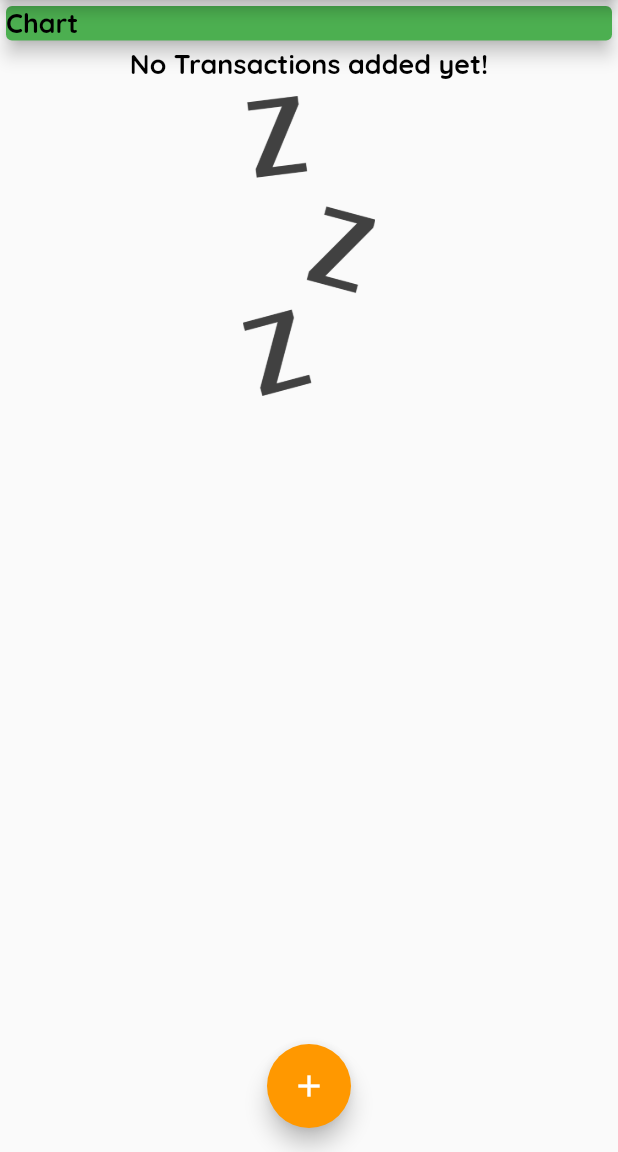
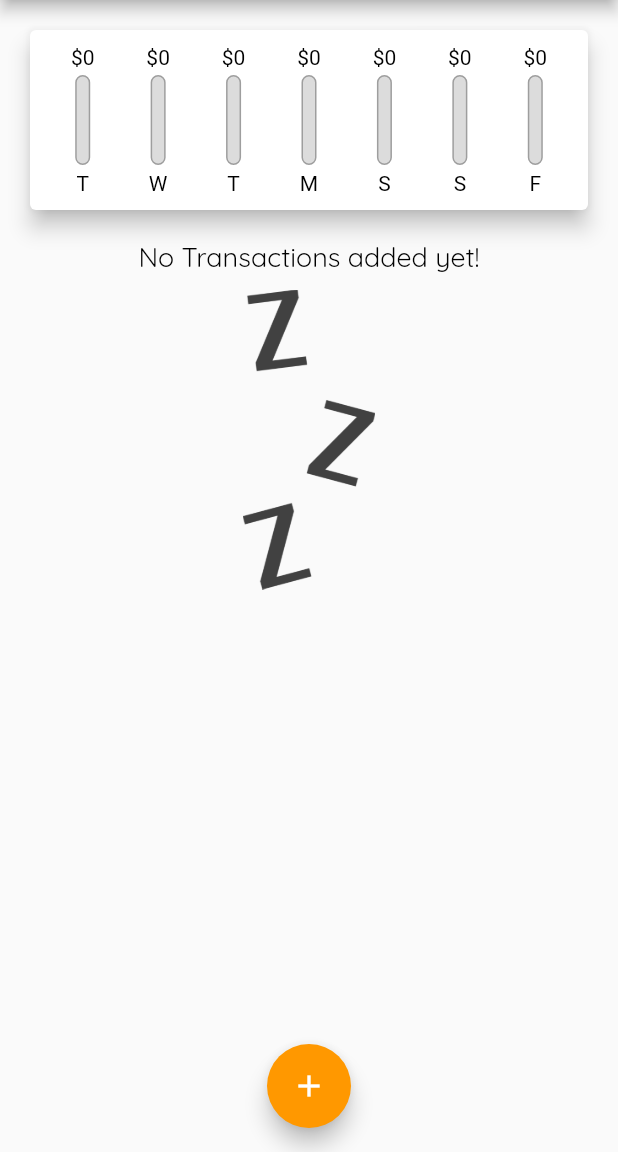
Before and after one commit to sammydeni/flutter_expenses_app, a Flutter app: the screen it shows after launch, on a phone screen of 412 x 824 dp, the part 84-1236 px from its top. Run offline on Flutter 3.47's test engine with Material 2 defaults, Android fonts, the light colour scheme and no system bars.

Commit message:
added the chart

```diff
--- a/lib/main.dart
+++ b/lib/main.dart
@@ -1,5 +1,6 @@
-import 'package:flutter/gestures.dart';
 import 'package:flutter/material.dart';
+
+import 'package:flutter_expenses_app/widgets/chart.dart';
 import 'package:flutter_expenses_app/widgets/new_transaction.dart';
 import 'package:flutter_expenses_app/widgets/transaction_list.dart';
 import './models/transaction.dart';
@@ -19,12 +20,12 @@
           colorScheme: ColorScheme.fromSwatch(primarySwatch: Colors.green)
               .copyWith(secondary: Colors.orange),
           textTheme: const TextTheme(
-              bodyText2: TextStyle(color: Colors.orange),
+              bodyText2: TextStyle(color: Colors.black),
               headline2: TextStyle(
-                  color: Colors.black,
-                  fontSize: 18,
-                  fontWeight: FontWeight.bold)),
-          fontFamily: 'Quicksand',
+                color: Colors.black,
+                fontSize: 18,
+                fontFamily: 'Quicksand',
+              )),
           appBarTheme: AppBarTheme(
               titleTextStyle: ThemeData.light()
                   .textTheme
@@ -58,6 +59,16 @@
     //   date: DateTime.now(),
     // ),
   ];
+
+  List<Transaction> get _recentTransactions {
+    return _userTransactions.where((tx) {
+      return tx.date.isAfter(
+        DateTime.now().subtract(
+          Duration(days: 7),
+        ),
+      );
+    }).toList();
+  }
 
   void _addNewTransaction(String txTitle, double txAmount) {
     final newTx = Transaction(
@@ -101,17 +112,7 @@
           mainAxisAlignment: MainAxisAlignment.start,
           crossAxisAlignment: CrossAxisAlignment.stretch,
           children: [
-            Container(
-              width: double.infinity,
-              child: Card(
-                color: Theme.of(context).colorScheme.primary,
-                child: Text(
-                  'Chart',
-                  style: Theme.of(context).textTheme.headline2,
-                ),
-                elevation: 5,
-              ),
-            ),
+            Chart(_recentTransactions),
             TransactionList(_userTransactions)
           ],
         ),
--- /dev/null
+++ b/lib/widgets/chart.dart
@@ -0,0 +1,62 @@
+import 'package:flutter/material.dart';
+import 'package:flutter_expenses_app/widgets/chart_bar.dart';
+import 'package:intl/intl.dart';
+import '../models/transaction.dart';
+import 'package:intl/intl.dart';
+
+class Chart extends StatelessWidget {
+  final List<Transaction> recentTransactions;
+
+  Chart(this.recentTransactions, {Key? key}) : super(key: key);
+
+  List<Map<String, Object>> get groupedTransactionValues {
+    return List.generate(7, (index) {
+      final weekDay = DateTime.now().subtract(Duration(days: index));
+      var totalSum = 0.0;
+
+      for (var rTx in recentTransactions) {
+        if (rTx.date.day == weekDay.day &&
+            rTx.date.month == weekDay.month &&
+            rTx.date.year == weekDay.year) {
+          totalSum += rTx.amount;
+        }
+      }
+      return {
+        'day': DateFormat.E().format(weekDay).substring(0, 1),
+        'amount': totalSum,
+      };
+    });
+  }
+
+  double get totalSpending {
+    return groupedTransactionValues.fold(0.0, (sum, item) {
+      return sum + (item['amount'] as double);
+    });
+  }
+
+  @override
+  Widget build(BuildContext context) {
+    print(groupedTransactionValues);
+    return Card(
+      elevation: 6,
+      margin: EdgeInsets.all(20),
+      child: Padding(
+        padding: EdgeInsets.all(10),
+        child: Row(
+          mainAxisAlignment: MainAxisAlignment.spaceAround,
+          children: groupedTransactionValues.map((data) {
+            return Flexible(
+              fit: FlexFit.tight,
+              child: ChartBar(
+                  (data['day'] as String),
+                  (data['amount'] as double),
+                  totalSpending == 0.0
+                      ? 0.0
+                      : (data['amount'] as double) / totalSpending),
+            );
+          }).toList(),
+        ),
+      ),
+    );
+  }
+}
--- /dev/null
+++ b/lib/widgets/chart_bar.dart
@@ -0,0 +1,51 @@
+import 'package:flutter/material.dart';
+
+class ChartBar extends StatelessWidget {
+  final String label;
+  final double spendingAmount;
+  final double spendingPctOfTotal;
+
+  ChartBar(this.label, this.spendingAmount, this.spendingPctOfTotal);
+
+  @override
+  Widget build(BuildContext context) {
+    return Column(
+      children: [
+        FittedBox(child: Text('\$${spendingAmount.toStringAsFixed(0)}')),
+        SizedBox(
+          height: 4,
+        ),
+        Container(
+          height: 60,
+          width: 10,
+          child: Stack(
+            children: [
+              Container(
+                decoration: BoxDecoration(
+                    border: Border.all(
+                      color: Colors.grey,
+                      width: 1.0,
+                    ),
+                    color: Color.fromRGBO(220, 220, 220, 1),
+                    borderRadius: BorderRadius.circular(10)),
+              ),
+              FractionallySizedBox(
+                heightFactor: spendingPctOfTotal,
+                child: Container(
+                  decoration: BoxDecoration(
+                    color: Theme.of(context).primaryColor,
+                    borderRadius: BorderRadius.circular(10),
+                  ),
+                ),
+              ),
+            ],
+          ),
+        ),
+        SizedBox(
+          height: 4,
+        ),
+        Text(label),
+      ],
+    );
+  }
+}
```
